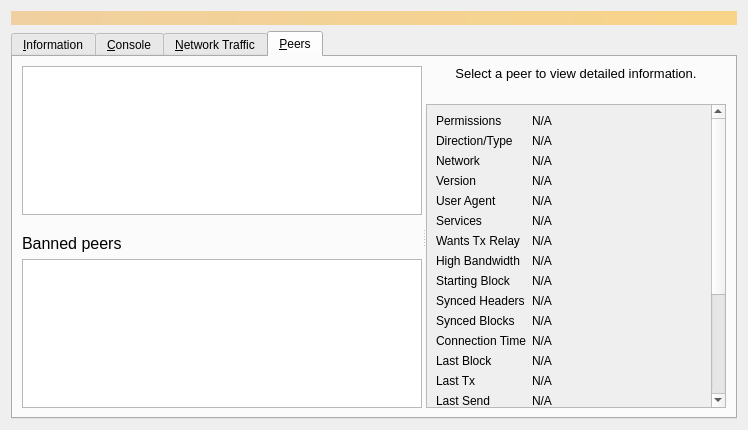
First picture: the form in src/qt/forms/debugwindow.ui, repository caffeine239/bitcoin, before the edit.
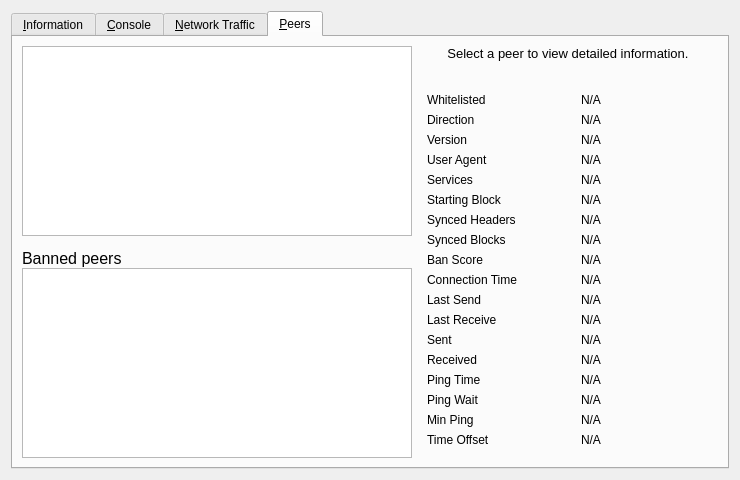
Second picture: the form after the edit. The open tabs and pages were chosen to show the change. Icons and pictures are not drawn. Custom widgets are drawn as their Qt base class.

```diff
--- a/src/qt/forms/debugwindow.ui
+++ b/src/qt/forms/debugwindow.ui
@@ -14,25 +14,6 @@
    <string>Node window</string>
   </property>
   <layout class="QVBoxLayout" name="verticalLayout_2">
-   <item>
-    <widget class="QLabel" name="label_alerts">
-     <property name="visible">
-      <bool>false</bool>
-     </property>
-     <property name="styleSheet">
-      <string notr="true">QLabel { background-color: qlineargradient(x1: 0, y1: 0, x2: 1, y2: 0, stop:0 #F0D0A0, stop:1 #F8D488); color:#000000; }</string>
-     </property>
-     <property name="wordWrap">
-      <bool>true</bool>
-     </property>
-     <property name="margin">
-      <number>3</number>
-     </property>
-     <property name="textInteractionFlags">
-      <set>Qt::TextSelectableByMouse</set>
-     </property>
-    </widget>
-   </item>
    <item>
     <widget class="QTabWidget" name="tabWidget">
      <property name="currentIndex">
@@ -895,31 +876,17 @@
       <attribute name="title">
        <string>&amp;Peers</string>
       </attribute>
-      <layout class="QVBoxLayout" name="verticalLayout_6">
-       <item>
-        <widget class="QSplitter" name="splitter">
-         <property name="orientation">
-          <enum>Qt::Horizontal</enum>
+      <layout class="QGridLayout" name="gridLayout_2">
+       <item row="0" column="0" rowspan="2">
+        <layout class="QVBoxLayout" name="verticalLayout_101">
+         <property name="spacing">
+          <number>0</number>
          </property>
-         <property name="childrenCollapsible">
-          <bool>false</bool>
-         </property>
-         <widget class="QWidget" name="widget_1" native="true">
-          <property name="sizePolicy">
-           <sizepolicy hsizetype="MinimumExpanding" vsizetype="Preferred">
-            <horstretch>1</horstretch>
-            <verstretch>0</verstretch>
-           </sizepolicy>
-          </property>
-          <property name="minimumSize">
-           <size>
-            <width>400</width>
-            <height>0</height>
-           </size>
-          </property>
-          <layout class="QVBoxLayout" name="verticalLayout_7">
            <item>
             <widget class="QTableView" name="peerWidget">
+           <property name="horizontalScrollBarPolicy">
+            <enum>Qt::ScrollBarAsNeeded</enum>
+           </property>
              <property name="tabKeyNavigation">
               <bool>false</bool>
              </property>
@@ -941,7 +908,7 @@
              </property>
              <property name="minimumSize">
               <size>
-               <width>0</width>
+             <width>300</width>
                <height>32</height>
               </size>
              </property>
@@ -975,6 +942,15 @@
            </item>
            <item>
             <widget class="QTableView" name="banlistWidget">
+           <property name="sizePolicy">
+            <sizepolicy hsizetype="Expanding" vsizetype="Expanding">
+             <horstretch>0</horstretch>
+             <verstretch>0</verstretch>
+            </sizepolicy>
+           </property>
+           <property name="horizontalScrollBarPolicy">
+            <enum>Qt::ScrollBarAsNeeded</enum>
+           </property>
              <property name="tabKeyNavigation">
               <bool>false</bool>
              </property>
@@ -987,22 +963,8 @@
             </widget>
            </item>
           </layout>
-         </widget>
-         <widget class="QWidget" name="peersTabRightPanel" native="true">
-          <property name="sizePolicy">
-           <sizepolicy hsizetype="Minimum" vsizetype="Preferred">
-            <horstretch>0</horstretch>
-            <verstretch>0</verstretch>
-           </sizepolicy>
-          </property>
-          <property name="minimumSize">
-           <size>
-            <width>300</width>
-            <height>0</height>
-           </size>
-          </property>
-          <layout class="QVBoxLayout" name="verticalLayout_8">
-           <item>
+       </item>
+       <item row="0" column="1">
             <widget class="QLabel" name="peerHeading">
              <property name="sizePolicy">
               <sizepolicy hsizetype="Preferred" vsizetype="Minimum">
@@ -1012,7 +974,7 @@
              </property>
              <property name="minimumSize">
               <size>
-               <width>0</width>
+           <width>300</width>
                <height>32</height>
               </size>
              </property>
@@ -1038,56 +1000,47 @@
              </property>
             </widget>
            </item>
-           <item>
-            <widget class="QScrollArea" name="scrollArea">
-             <property name="widgetResizable">
-              <bool>true</bool>
-             </property>
-             <widget class="QWidget" name="detailWidget">
-              <property name="geometry">
-               <rect>
-                <x>0</x>
-                <y>0</y>
-                <width>300</width>
-                <height>426</height>
-               </rect>
-              </property>
-              <layout class="QGridLayout" name="gridLayout_2" columnstretch="0,1">
-               <item row="0" column="0">
-                <widget class="QLabel" name="label_30">
-                 <property name="text">
-                  <string>Permissions</string>
-                 </property>
-                </widget>
-               </item>
-               <item row="0" column="1">
-                <widget class="QLabel" name="peerPermissions">
-                 <property name="cursor">
-                  <cursorShape>IBeamCursor</cursorShape>
-                 </property>
-                 <property name="text">
-                  <string>N/A</string>
-                 </property>
-                 <property name="textFormat">
-                  <enum>Qt::PlainText</enum>
-                 </property>
-                 <property name="textInteractionFlags">
-                  <set>Qt::LinksAccessibleByMouse|Qt::TextSelectableByKeyboard|Qt::TextSelectableByMouse</set>
-                 </property>
-                </widget>
-               </item>
-               <item row="1" column="0">
-                <widget class="QLabel" name="peerConnectionTypeLabel">
-                 <property name="toolTip">
-                  <string>The direction and type of peer connection: %1</string>
-                 </property>
-                 <property name="text">
-                  <string>Direction/Type</string>
-                 </property>
-                </widget>
-               </item>
                <item row="1" column="1">
-                <widget class="QLabel" name="peerConnectionType">
+        <widget class="QWidget" name="detailWidget" native="true">
+         <property name="minimumSize">
+          <size>
+           <width>300</width>
+           <height>0</height>
+          </size>
+         </property>
+         <layout class="QGridLayout" name="gridLayout_3">
+          <item row="0" column="0">
+           <widget class="QLabel" name="label_30">
+            <property name="text">
+             <string>Whitelisted</string>
+            </property>
+           </widget>
+          </item>
+          <item row="0" column="2">
+           <widget class="QLabel" name="peerWhitelisted">
+            <property name="cursor">
+             <cursorShape>IBeamCursor</cursorShape>
+            </property>
+            <property name="text">
+             <string>N/A</string>
+            </property>
+            <property name="textFormat">
+             <enum>Qt::PlainText</enum>
+            </property>
+            <property name="textInteractionFlags">
+             <set>Qt::LinksAccessibleByMouse|Qt::TextSelectableByKeyboard|Qt::TextSelectableByMouse</set>
+            </property>
+           </widget>
+          </item>
+          <item row="1" column="0">
+           <widget class="QLabel" name="label_23">
+            <property name="text">
+             <string>Direction</string>
+            </property>
+           </widget>
+          </item>
+          <item row="1" column="2">
+           <widget class="QLabel" name="peerDirection">
                  <property name="cursor">
                   <cursorShape>IBeamCursor</cursorShape>
                  </property>
@@ -1103,39 +1056,13 @@
                 </widget>
                </item>
                <item row="2" column="0">
-                <widget class="QLabel" name="peerNetworkLabel">
-                 <property name="toolTip">
-                  <string>The network protocol this peer is connected through: IPv4, IPv6, Onion, I2P, or CJDNS.</string>
-                 </property>
-                 <property name="text">
-                  <string>Network</string>
-                 </property>
-                </widget>
-               </item>
-               <item row="2" column="1">
-                <widget class="QLabel" name="peerNetwork">
-                 <property name="cursor">
-                  <cursorShape>IBeamCursor</cursorShape>
-                 </property>
-                 <property name="text">
-                  <string>N/A</string>
-                 </property>
-                 <property name="textFormat">
-                  <enum>Qt::PlainText</enum>
-                 </property>
-                 <property name="textInteractionFlags">
-                  <set>Qt::LinksAccessibleByMouse|Qt::TextSelectableByKeyboard|Qt::TextSelectableByMouse</set>
-                 </property>
-                </widget>
-               </item>
-               <item row="3" column="0">
                 <widget class="QLabel" name="label_21">
                  <property name="text">
                   <string>Version</string>
                  </property>
                 </widget>
                </item>
-               <item row="3" column="1">
+          <item row="2" column="2">
                 <widget class="QLabel" name="peerVersion">
                  <property name="cursor">
                   <cursorShape>IBeamCursor</cursorShape>
@@ -1151,14 +1078,14 @@
                  </property>
                 </widget>
                </item>
-               <item row="4" column="0">
+          <item row="3" column="0">
                 <widget class="QLabel" name="label_28">
                  <property name="text">
                   <string>User Agent</string>
                  </property>
                 </widget>
                </item>
-               <item row="4" column="1">
+          <item row="3" column="2">
                 <widget class="QLabel" name="peerSubversion">
                  <property name="cursor">
                   <cursorShape>IBeamCursor</cursorShape>
@@ -1174,14 +1101,14 @@
                  </property>
                 </widget>
                </item>
-               <item row="5" column="0">
+          <item row="4" column="0">
                 <widget class="QLabel" name="label_4">
                  <property name="text">
                   <string>Services</string>
                  </property>
                 </widget>
                </item>
-               <item row="5" column="1">
+          <item row="4" column="2">
                 <widget class="QLabel" name="peerServices">
                  <property name="cursor">
                   <cursorShape>IBeamCursor</cursorShape>
@@ -1197,66 +1124,14 @@
                  </property>
                 </widget>
                </item>
-               <item row="6" column="0">
-                <widget class="QLabel" name="peerRelayTxesLabel">
-                 <property name="toolTip">
-                  <string>Whether the peer requested us to relay transactions.</string>
-                 </property>
-                 <property name="text">
-                  <string>Wants Tx Relay</string>
-                 </property>
-                </widget>
-               </item>
-               <item row="6" column="1">
-                <widget class="QLabel" name="peerRelayTxes">
-                 <property name="cursor">
-                  <cursorShape>IBeamCursor</cursorShape>
-                 </property>
-                 <property name="text">
-                  <string>N/A</string>
-                 </property>
-                 <property name="textFormat">
-                  <enum>Qt::PlainText</enum>
-                 </property>
-                 <property name="textInteractionFlags">
-                  <set>Qt::LinksAccessibleByMouse|Qt::TextSelectableByKeyboard|Qt::TextSelectableByMouse</set>
-                 </property>
-                </widget>
-               </item>
-               <item row="7" column="0">
-                <widget class="QLabel" name="peerHighBandwidthLabel">
-                 <property name="toolTip">
-                  <string>High bandwidth BIP152 compact block relay: %1</string>
-                 </property>
-                 <property name="text">
-                  <string>High Bandwidth</string>
-                 </property>
-                </widget>
-               </item>
-               <item row="7" column="1">
-                <widget class="QLabel" name="peerHighBandwidth">
-                 <property name="cursor">
-                  <cursorShape>IBeamCursor</cursorShape>
-                 </property>
-                 <property name="text">
-                  <string>N/A</string>
-                 </property>
-                 <property name="textFormat">
-                  <enum>Qt::PlainText</enum>
-                 </property>
-                 <property name="textInteractionFlags">
-                  <set>Qt::LinksAccessibleByMouse|Qt::TextSelectableByKeyboard|Qt::TextSelectableByMouse</set>
-                 </property>
-                </widget>
-               </item>
-               <item row="8" column="0">
+          <item row="5" column="0">
                 <widget class="QLabel" name="label_29">
                  <property name="text">
                   <string>Starting Block</string>
                  </property>
                 </widget>
                </item>
-               <item row="8" column="1">
+          <item row="5" column="2">
                 <widget class="QLabel" name="peerHeight">
                  <property name="cursor">
                   <cursorShape>IBeamCursor</cursorShape>
@@ -1272,14 +1147,14 @@
                  </property>
                 </widget>
                </item>
-               <item row="9" column="0">
+          <item row="6" column="0">
                 <widget class="QLabel" name="label_27">
                  <property name="text">
                   <string>Synced Headers</string>
                  </property>
                 </widget>
                </item>
-               <item row="9" column="1">
+          <item row="6" column="2">
                 <widget class="QLabel" name="peerSyncHeight">
                  <property name="cursor">
                   <cursorShape>IBeamCursor</cursorShape>
@@ -1295,14 +1170,14 @@
                  </property>
                 </widget>
                </item>
-               <item row="10" column="0">
+          <item row="7" column="0">
                 <widget class="QLabel" name="label_25">
                  <property name="text">
                   <string>Synced Blocks</string>
                  </property>
                 </widget>
                </item>
-               <item row="10" column="1">
+          <item row="7" column="2">
                 <widget class="QLabel" name="peerCommonHeight">
                  <property name="cursor">
                   <cursorShape>IBeamCursor</cursorShape>
@@ -1318,14 +1193,37 @@
                  </property>
                 </widget>
                </item>
-               <item row="11" column="0">
+          <item row="8" column="0">
+           <widget class="QLabel" name="label_24">
+            <property name="text">
+             <string>Ban Score</string>
+            </property>
+           </widget>
+          </item>
+          <item row="8" column="2">
+           <widget class="QLabel" name="peerBanScore">
+            <property name="cursor">
+             <cursorShape>IBeamCursor</cursorShape>
+            </property>
+            <property name="text">
+             <string>N/A</string>
+            </property>
+            <property name="textFormat">
+             <enum>Qt::PlainText</enum>
+            </property>
+            <property name="textInteractionFlags">
+             <set>Qt::LinksAccessibleByMouse|Qt::TextSelectableByKeyboard|Qt::TextSelectableByMouse</set>
+            </property>
+           </widget>
+          </item>
+          <item row="9" column="0">
                 <widget class="QLabel" name="label_22">
                  <property name="text">
                   <string>Connection Time</string>
                  </property>
                 </widget>
                </item>
-               <item row="11" column="1">
+          <item row="9" column="2">
                 <widget class="QLabel" name="peerConnTime">
                  <property name="cursor">
                   <cursorShape>IBeamCursor</cursorShape>
@@ -1341,66 +1239,14 @@
                  </property>
                 </widget>
                </item>
-               <item row="12" column="0">
-                <widget class="QLabel" name="peerLastBlockLabel">
-                 <property name="toolTip">
-                  <string>Elapsed time since a novel block passing initial validity checks was received from this peer.</string>
-                 </property>
-                 <property name="text">
-                  <string>Last Block</string>
-                 </property>
-                </widget>
-               </item>
-               <item row="12" column="1">
-                <widget class="QLabel" name="peerLastBlock">
-                 <property name="cursor">
-                  <cursorShape>IBeamCursor</cursorShape>
-                 </property>
-                 <property name="text">
-                  <string>N/A</string>
-                 </property>
-                 <property name="textFormat">
-                  <enum>Qt::PlainText</enum>
-                 </property>
-                 <property name="textInteractionFlags">
-                  <set>Qt::LinksAccessibleByMouse|Qt::TextSelectableByKeyboard|Qt::TextSelectableByMouse</set>
-                 </property>
-                </widget>
-               </item>
-               <item row="13" column="0">
-                <widget class="QLabel" name="peerLastTxLabel">
-                 <property name="toolTip">
-                  <string>Elapsed time since a novel transaction accepted into our mempool was received from this peer.</string>
-                 </property>
-                 <property name="text">
-                  <string>Last Tx</string>
-                 </property>
-                </widget>
-               </item>
-               <item row="13" column="1">
-                <widget class="QLabel" name="peerLastTx">
-                 <property name="cursor">
-                  <cursorShape>IBeamCursor</cursorShape>
-                 </property>
-                 <property name="text">
-                  <string>N/A</string>
-                 </property>
-                 <property name="textFormat">
-                  <enum>Qt::PlainText</enum>
-                 </property>
-                 <property name="textInteractionFlags">
-                  <set>Qt::LinksAccessibleByMouse|Qt::TextSelectableByKeyboard|Qt::TextSelectableByMouse</set>
-                 </property>
-                </widget>
-               </item>
-               <item row="14" column="0">
+          <item row="10" column="0">
                 <widget class="QLabel" name="label_15">
                  <property name="text">
                   <string>Last Send</string>
                  </property>
                 </widget>
                </item>
-               <item row="14" column="1">
+          <item row="10" column="2">
                 <widget class="QLabel" name="peerLastSend">
                  <property name="cursor">
                   <cursorShape>IBeamCursor</cursorShape>
@@ -1416,14 +1262,14 @@
                  </property>
                 </widget>
                </item>
-               <item row="15" column="0">
+          <item row="11" column="0">
                 <widget class="QLabel" name="label_19">
                  <property name="text">
                   <string>Last Receive</string>
                  </property>
                 </widget>
                </item>
-               <item row="15" column="1">
+          <item row="11" column="2">
                 <widget class="QLabel" name="peerLastRecv">
                  <property name="cursor">
                   <cursorShape>IBeamCursor</cursorShape>
@@ -1439,14 +1285,14 @@
                  </property>
                 </widget>
                </item>
-               <item row="16" column="0">
+          <item row="12" column="0">
                 <widget class="QLabel" name="label_18">
                  <property name="text">
                   <string>Sent</string>
                  </property>
                 </widget>
                </item>
-               <item row="16" column="1">
+          <item row="12" column="2">
                 <widget class="QLabel" name="peerBytesSent">
                  <property name="cursor">
                   <cursorShape>IBeamCursor</cursorShape>
@@ -1462,14 +1308,14 @@
                  </property>
                 </widget>
                </item>
-               <item row="17" column="0">
+          <item row="13" column="0">
                 <widget class="QLabel" name="label_20">
                  <property name="text">
                   <string>Received</string>
                  </property>
                 </widget>
                </item>
-               <item row="17" column="1">
+          <item row="13" column="2">
                 <widget class="QLabel" name="peerBytesRecv">
                  <property name="cursor">
                   <cursorShape>IBeamCursor</cursorShape>
@@ -1485,14 +1331,14 @@
                  </property>
                 </widget>
                </item>
-               <item row="18" column="0">
+          <item row="14" column="0">
                 <widget class="QLabel" name="label_26">
                  <property name="text">
                   <string>Ping Time</string>
                  </property>
                 </widget>
                </item>
-               <item row="18" column="1">
+          <item row="14" column="2">
                 <widget class="QLabel" name="peerPingTime">
                  <property name="cursor">
                   <cursorShape>IBeamCursor</cursorShape>
@@ -1508,7 +1354,7 @@
                  </property>
                 </widget>
                </item>
-               <item row="19" column="0">
+          <item row="15" column="0">
                 <widget class="QLabel" name="peerPingWaitLabel">
                  <property name="toolTip">
                   <string>The duration of a currently outstanding ping.</string>
@@ -1518,7 +1364,7 @@
                  </property>
                 </widget>
                </item>
-               <item row="19" column="1">
+          <item row="15" column="2">
                 <widget class="QLabel" name="peerPingWait">
                  <property name="cursor">
                   <cursorShape>IBeamCursor</cursorShape>
@@ -1534,14 +1380,14 @@
                  </property>
                 </widget>
                </item>
-               <item row="20" column="0">
+          <item row="16" column="0">
                 <widget class="QLabel" name="peerMinPingLabel">
                  <property name="text">
                   <string>Min Ping</string>
                  </property>
                 </widget>
                </item>
-               <item row="20" column="1">
+          <item row="16" column="2">
                 <widget class="QLabel" name="peerMinPing">
                  <property name="cursor">
                   <cursorShape>IBeamCursor</cursorShape>
@@ -1557,14 +1403,14 @@
                  </property>
                 </widget>
                </item>
-               <item row="21" column="0">
+          <item row="17" column="0">
                 <widget class="QLabel" name="label_timeoffset">
                  <property name="text">
                   <string>Time Offset</string>
                  </property>
                 </widget>
                </item>
-               <item row="21" column="1">
+          <item row="17" column="2">
                 <widget class="QLabel" name="timeoffset">
                  <property name="cursor">
                   <cursorShape>IBeamCursor</cursorShape>
@@ -1580,33 +1426,7 @@
                  </property>
                 </widget>
                </item>
-               <item row="22" column="0">
-                <widget class="QLabel" name="peerMappedASLabel">
-                 <property name="toolTip">
-                  <string>The mapped Autonomous System used for diversifying peer selection.</string>
-                 </property>
-                 <property name="text">
-                  <string>Mapped AS</string>
-                 </property>
-                </widget>
-               </item>
-               <item row="22" column="1">
-                <widget class="QLabel" name="peerMappedAS">
-                 <property name="cursor">
-                  <cursorShape>IBeamCursor</cursorShape>
-                 </property>
-                 <property name="text">
-                  <string>N/A</string>
-                 </property>
-                 <property name="textFormat">
-                  <enum>Qt::PlainText</enum>
-                 </property>
-                 <property name="textInteractionFlags">
-                  <set>Qt::LinksAccessibleByMouse|Qt::TextSelectableByKeyboard|Qt::TextSelectableByMouse</set>
-                 </property>
-                </widget>
-               </item>
-               <item row="23" column="0">
+          <item row="18" column="1">
                 <spacer name="verticalSpacer_3">
                  <property name="orientation">
                   <enum>Qt::Vertical</enum>
@@ -1621,11 +1441,6 @@
                </item>
               </layout>
              </widget>
-            </widget>
-           </item>
-          </layout>
-         </widget>
-        </widget>
        </item>
       </layout>
      </widget>
```
Left out of the diff: 96 changed lines with no effect on the pictures. Lines whose indentation alone changed are shown as unchanged.
